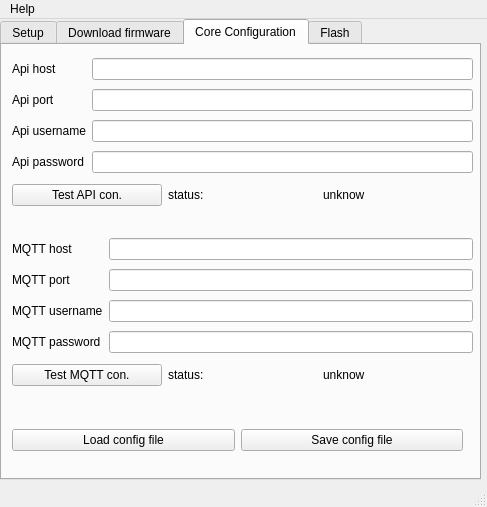
Old version of the form src/main.ui in the repository One-Green/iot-flash-config-tool.
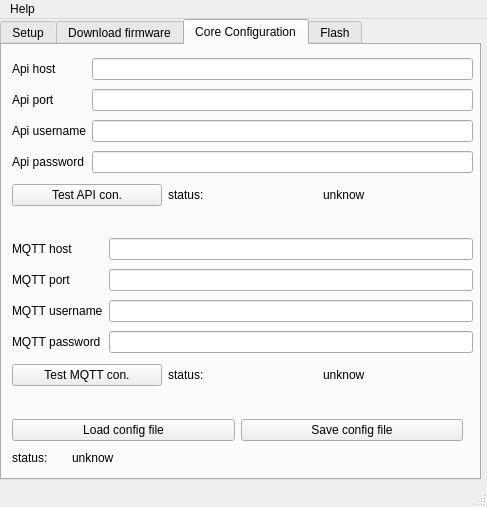
New version of the form. The open tabs and pages were chosen to show the change.

Patch:
```diff
--- a/src/main.ui
+++ b/src/main.ui
@@ -418,7 +418,7 @@
         <x>10</x>
         <y>370</y>
         <width>451</width>
-        <height>51</height>
+        <height>31</height>
        </rect>
       </property>
       <layout class="QGridLayout" name="gridLayout_4">
@@ -608,6 +608,32 @@
        </item>
       </layout>
      </widget>
+     <widget class="QLabel" name="saveLoadStatusLabel">
+      <property name="geometry">
+       <rect>
+        <x>10</x>
+        <y>400</y>
+        <width>51</width>
+        <height>25</height>
+       </rect>
+      </property>
+      <property name="text">
+       <string>status:</string>
+      </property>
+     </widget>
+     <widget class="QLabel" name="saveLoadStatus">
+      <property name="geometry">
+       <rect>
+        <x>70</x>
+        <y>400</y>
+        <width>151</width>
+        <height>25</height>
+       </rect>
+      </property>
+      <property name="text">
+       <string>unknow</string>
+      </property>
+     </widget>
     </widget>
     <widget class="QWidget" name="tab_4">
      <attribute name="title">
```
Left out of the diff: 50 changed lines with no effect on the pictures.
